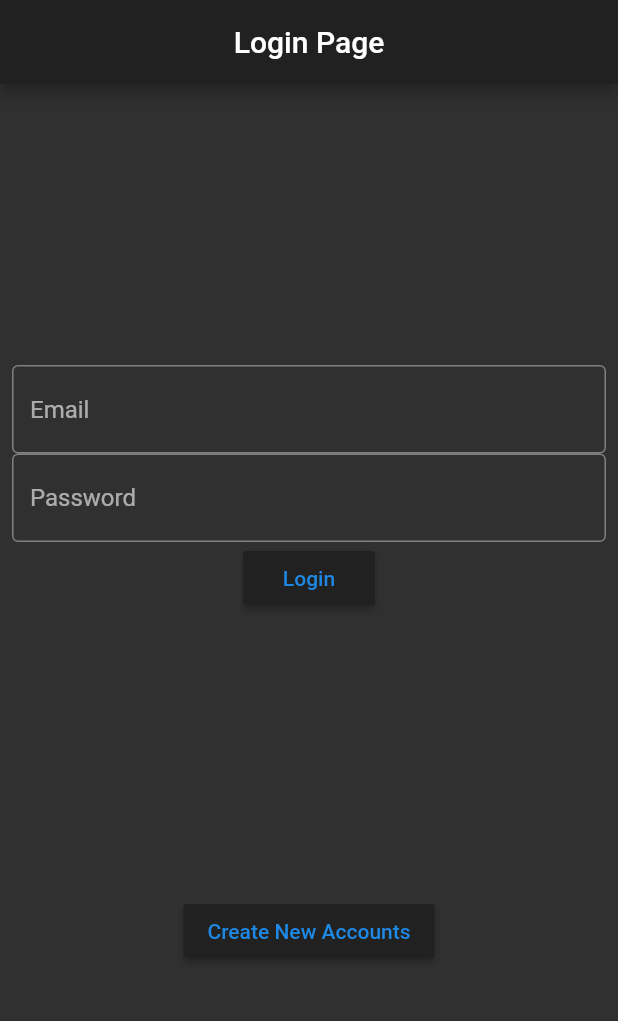
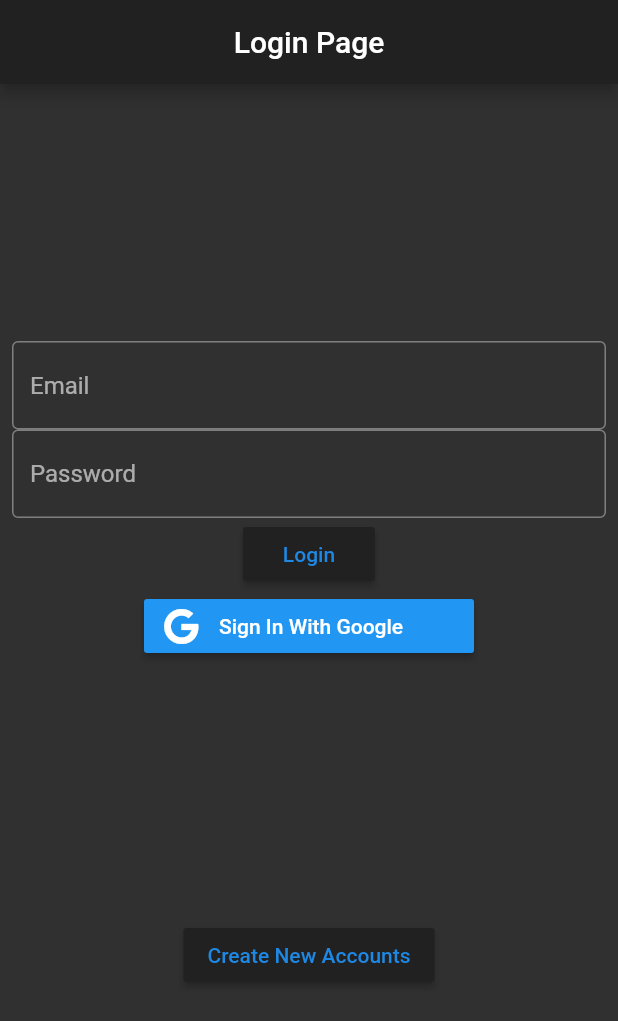
Before and after one commit to Saketh-Parimi/weight_tracker, a Flutter app: the screen it shows after launch, after a tap on "Login", on a phone screen of 412 x 824 dp. Shown: the top 1021 px of the screen. Run offline on Flutter 3.47's test engine with Material 2 defaults, Android fonts, the phone set to English and light mode, and no system bars; our stand-ins replace firebase_auth, firebase_core, flutter_signin_button, font_awesome_flutter, google_sign_in; accounts and stored records are empty; network calls fail.

Commit message:
Added Sign In With Google

```diff
--- a/lib/main.dart
+++ b/lib/main.dart
@@ -17,12 +17,6 @@ class MyApp extends StatelessWidget {
       title: 'Flutter Demo',
       theme: ThemeData.dark(),
       home: LandingPage(),
-      routes: {
-        HomePage.routeName: (context) => HomePage(),
-        RegisterPage.routeName: (context) => RegisterPage(),
-        LoginPage.routeName: (context) => LoginPage(),
-        VerifyPage.routeName: (context) => VerifyPage(),
-      },
     );
   }
 }
--- a/lib/pages/login_page.dart
+++ b/lib/pages/login_page.dart
@@ -1,8 +1,13 @@
 import 'package:firebase_auth/firebase_auth.dart';
 import 'package:flutter/material.dart';
+import 'package:flutter_signin_button/button_builder.dart';
+import 'package:font_awesome_flutter/font_awesome_flutter.dart';
+import 'package:google_sign_in/google_sign_in.dart';
 import 'package:weight_tracker/pages/home_page.dart';
 import 'package:weight_tracker/pages/landing_page.dart';
+import 'package:weight_tracker/pages/register_page.dart';
 import 'package:weight_tracker/pages/verify_page.dart';
+import 'package:weight_tracker/utils/auth.dart';
 
 class LoginPage extends StatefulWidget {
   static const routeName = '/register';
@@ -14,6 +19,7 @@ class LoginPage extends StatefulWidget {
 class _LoginPageState extends State<LoginPage> {
   final GlobalKey<FormState> _formKey = GlobalKey<FormState>();
   bool _isLoading = false;
+  final Auth auth = Auth();
 
   Future<void> _alertDialogBuilder(String error) async {
     return showDialog(
@@ -38,26 +44,12 @@ class _LoginPageState extends State<LoginPage> {
     );
   }
 
-  Future<String?> _loginToAccount() async {
-    try {
-      await FirebaseAuth.instance.signInWithEmailAndPassword(
-          email: _loginEmail,
-          password: _loginPassword,
-      );
-    } on FirebaseAuthException catch (e) {
-      if (e.code == 'user-not-found') {
-        return ('No user found for that email.');
-      } else if (e.code == 'wrong-password') {
-        return ('Wrong password provided for that user.');
-      }
-    }
-  }
-
   void _submitForm() async {
     setState(() {
       _isLoading = true;
     });
-    String? _createAccountFeedback = await _loginToAccount();
+    String? _createAccountFeedback =
+        await auth.signInWithEmailAndPassword(_loginEmail, _loginPassword);
 
     if (_createAccountFeedback != null) {
       _alertDialogBuilder(_createAccountFeedback);
@@ -148,7 +140,7 @@ class _LoginPageState extends State<LoginPage> {
                           child: Text(
                             "Login",
                             style:
-                            TextStyle(color: Theme.of(context).buttonColor),
+                                TextStyle(color: Theme.of(context).buttonColor),
                           ),
                         ),
                         Visibility(
@@ -165,6 +157,17 @@ class _LoginPageState extends State<LoginPage> {
                     ),
                     color: Theme.of(context).primaryColor,
                   ),
+                  SignInButtonBuilder(
+                    backgroundColor: Colors.blue,
+                    onPressed: () {
+                      auth.signInWithGoogle();
+                      debugPrint('shfkad');
+                    },
+                    text: "Sign In With Google",
+                    textColor: Colors.white,
+                    icon: FontAwesomeIcons.google,
+                    iconColor: Colors.white,
+                  )
                 ],
               ),
               key: _formKey,
@@ -177,7 +180,8 @@ class _LoginPageState extends State<LoginPage> {
               style: TextStyle(color: Theme.of(context).buttonColor),
             ),
             onPressed: () {
-              Navigator.of(context).pop();
+              Navigator.of(context).pushReplacement(
+                  MaterialPageRoute(builder: (context) => RegisterPage()));
             },
           )
         ],
--- a/lib/pages/register_page.dart
+++ b/lib/pages/register_page.dart
@@ -1,6 +1,8 @@
 import 'package:firebase_auth/firebase_auth.dart';
 import 'package:flutter/material.dart';
 import 'package:weight_tracker/pages/verify_page.dart';
+
+import 'login_page.dart';
 
 class RegisterPage extends StatefulWidget {
   static const routeName = '/register';
@@ -176,7 +178,7 @@ class _RegisterPageState extends State<RegisterPage> {
               style: TextStyle(color: Theme.of(context).buttonColor),
             ),
             onPressed: () {
-              Navigator.of(context).pop();
+              Navigator.of(context).pushReplacement(MaterialPageRoute(builder: (context) => LoginPage()));
             },
           )
         ],
--- a/lib/pages/verify_page.dart
+++ b/lib/pages/verify_page.dart
@@ -48,7 +48,7 @@ class _VerifyPageState extends State<VerifyPage> {
           IconButton(
             onPressed: () {
               user!.delete();
-              Navigator.push(context,
+              Navigator.pushReplacement(context,
                   MaterialPageRoute(builder: (context) => RegisterPage()));
             },
             icon: Icon(Icons.logout),
--- /dev/null
+++ b/lib/utils/auth.dart
@@ -0,0 +1,38 @@
+import 'package:firebase_auth/firebase_auth.dart';
+import 'package:google_sign_in/google_sign_in.dart';
+
+class Auth {
+  Future<String?> signInWithEmailAndPassword(String email, String password) async {
+    try {
+      await FirebaseAuth.instance.signInWithEmailAndPassword(
+        email: email,
+        password: password,
+      );
+    } on FirebaseAuthException catch (e) {
+      if (e.code == 'user-not-found') {
+        return ('No user found for that email.');
+      } else if (e.code == 'wrong-password') {
+        return ('Wrong password provided for that user.');
+      }
+    }
+  }
+
+
+
+  Future<UserCredential> signInWithGoogle() async {
+    // Trigger the authentication flow
+    final GoogleSignInAccount? googleUser = await GoogleSignIn().signIn();
+
+    // Obtain the auth details from the request
+    final GoogleSignInAuthentication googleAuth = await googleUser!.authentication;
+
+    // Create a new credential
+    final credential = GoogleAuthProvider.credential(
+      accessToken: googleAuth.accessToken,
+      idToken: googleAuth.idToken,
+    );
+
+    // Once signed in, return the UserCredential
+    return await FirebaseAuth.instance.signInWithCredential(credential);
+  }
+}
--- a/pubspec.yaml
+++ b/pubspec.yaml
@@ -31,6 +31,9 @@ dependencies:
     sdk: flutter
   firebase_core: "^1.3.0"
   firebase_auth: "^1.4.1"
+  flutter_signin_button: ^2.0.0
+  font_awesome_flutter: ^9.1.0
+  google_sign_in: ^5.0.4
 
 
   # The following adds the Cupertino Icons font to your application.
```
Also changed, not shown: pubspec.lock, 3 other files.
